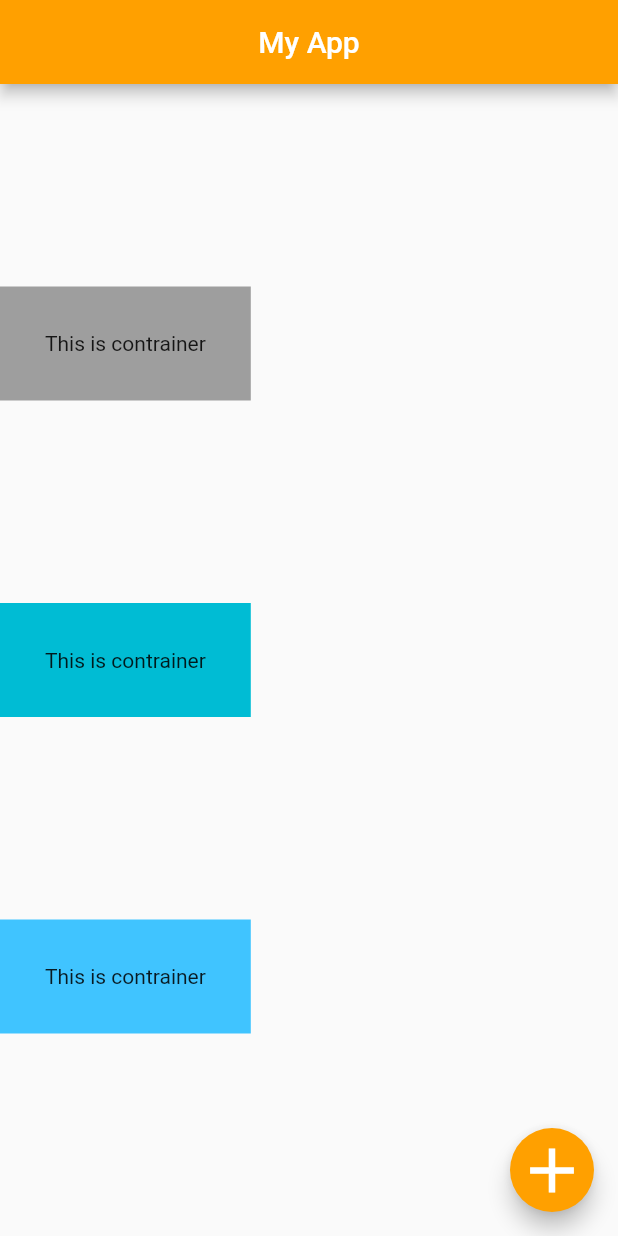
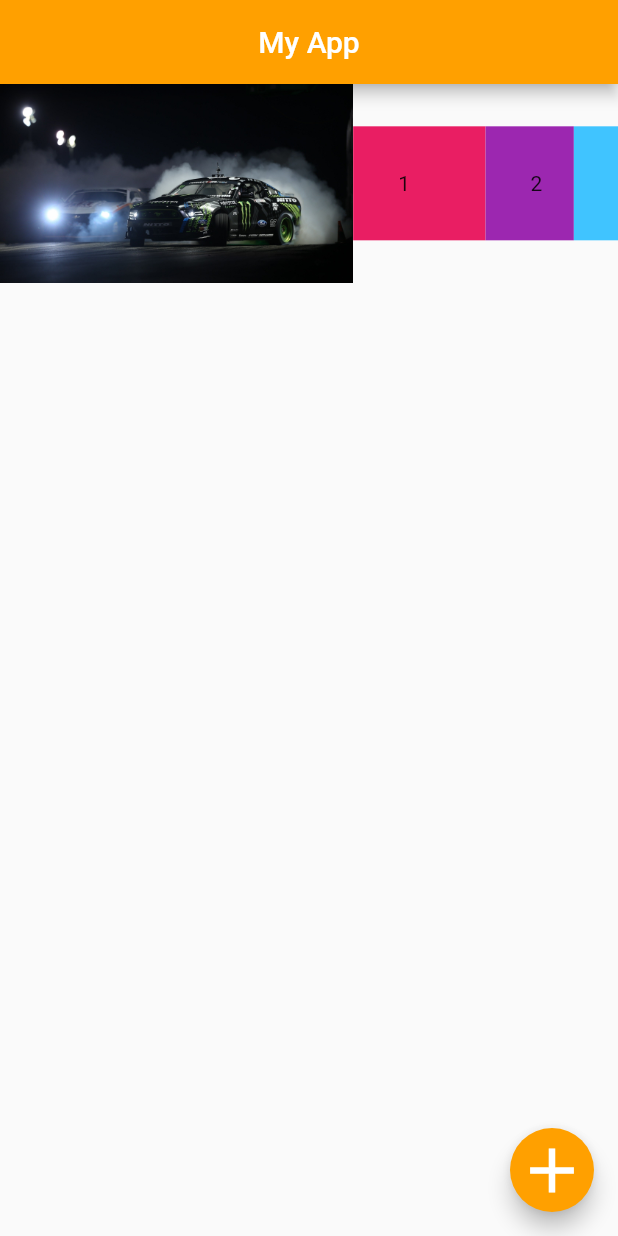
Before and after one commit to chamikaravinda/Flutter-crash-course, a Flutter app: the screen it shows after launch, on a phone screen of 412 x 824 dp. Run offline on Flutter 3.47's test engine with Material 2 defaults, Android fonts, the phone set to English and light mode, and no system bars.

Commit message:
expandable wigets

```diff
--- a/lib/main.dart
+++ b/lib/main.dart
@@ -14,24 +14,35 @@ class Home extends StatelessWidget {
         centerTitle: true,
         backgroundColor: Colors.amber[700],
       ),
-      body: Column(
-        mainAxisAlignment: MainAxisAlignment.spaceEvenly,
-        crossAxisAlignment: CrossAxisAlignment.start,
+      body: Row(
         children: <Widget>[
-          Container(
-            color: Colors.grey,
-            padding: EdgeInsets.all(30.0),
-            child: Text('This is contrainer'),
+          Expanded(
+              flex: 8,
+              child: Image.asset('images/car -1.jpg')
           ),
-          Container(
-            color: Colors.cyan,
-            padding: EdgeInsets.all(30.0),
-            child: Text('This is contrainer'),
+          Expanded(
+            flex: 3,
+            child: Container(
+              color: Colors.pink,
+              padding: EdgeInsets.all(30.0),
+              child: Text('1'),
+            ),
           ),
-          Container(
-            color: Colors.lightBlueAccent,
-            padding: EdgeInsets.all(30.0),
-            child: Text('This is contrainer'),
+          Expanded(
+            flex: 2,
+            child: Container(
+              color: Colors.purple,
+              padding: EdgeInsets.all(30.0),
+              child: Text('2'),
+            ),
+          ),
+          Expanded(
+            flex: 1,
+            child: Container(
+              color: Colors.lightBlueAccent,
+              padding: EdgeInsets.all(30.0),
+              child: Text('3'),
+            ),
           )
         ],
       ),
```
